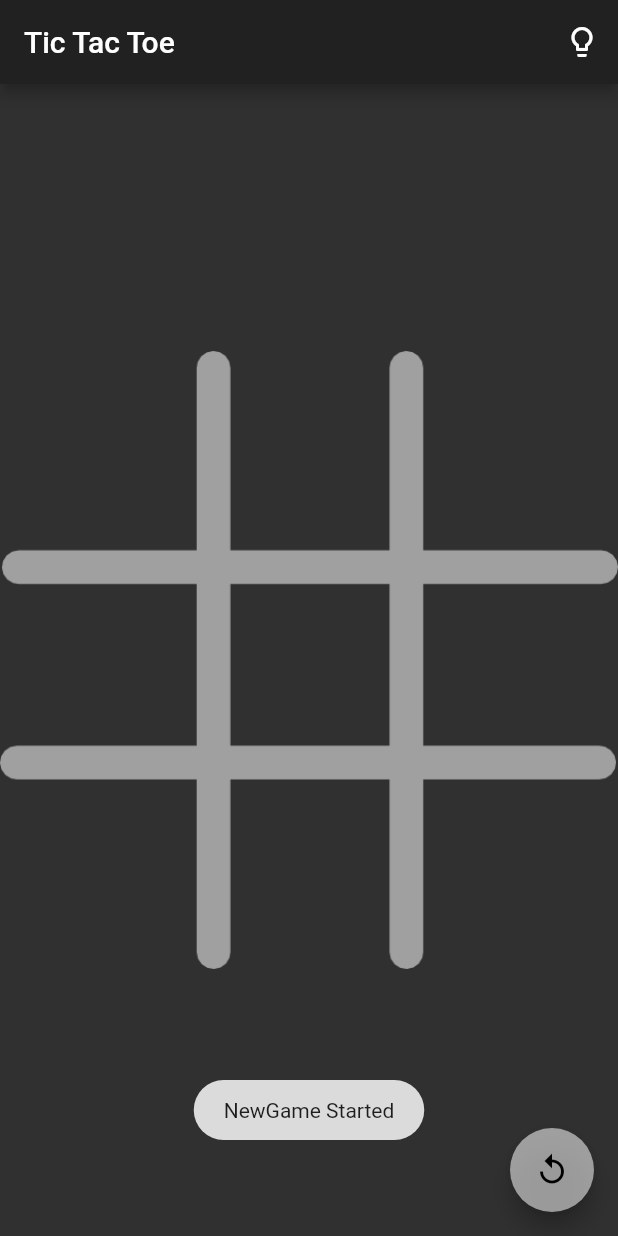
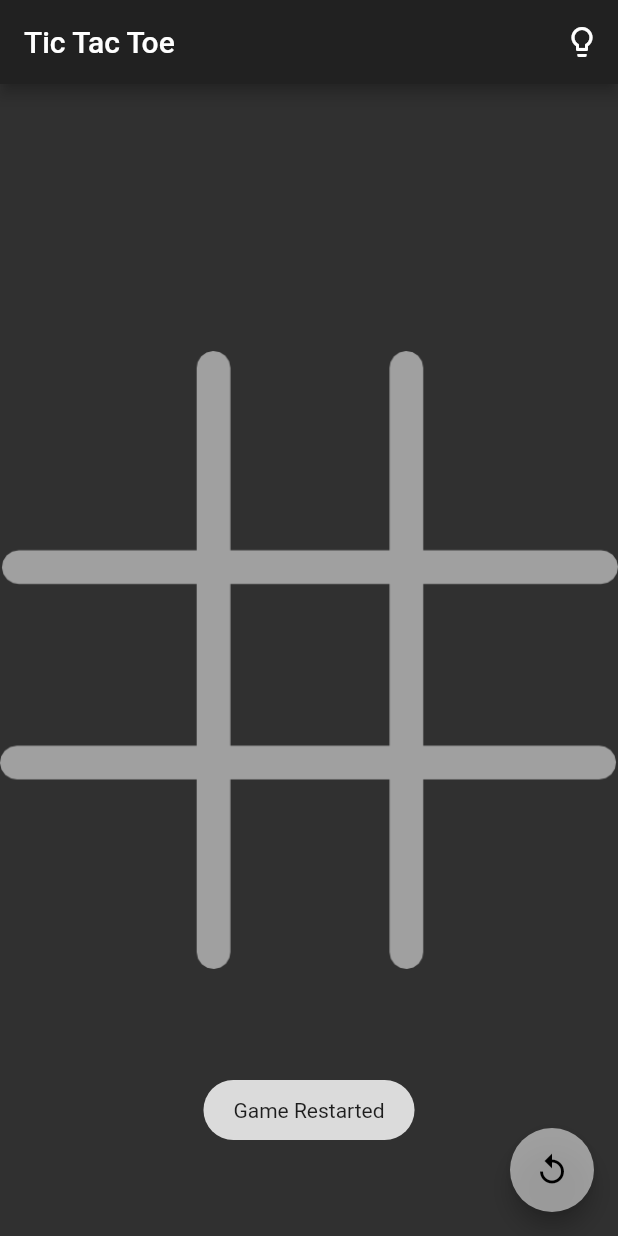
Before and after one commit to abraraltaf92/tic_tac_toe, a Flutter app: the screen it shows after launch, after a tap on the "replay" icon, on a phone screen of 412 x 824 dp. Run offline on Flutter 3.47's test engine with Material 2 defaults, Android fonts, the phone set to English and light mode, and no system bars; our stand-ins replace fluttertoast, shared_preferences.

Commit message:
app icon added , app name, some snackbars

```diff
--- a/lib/main.dart
+++ b/lib/main.dart
@@ -54,7 +54,9 @@ class _MyAppState extends State<MyApp> {
                   });
                 },
                 icon:
-                      Icon(!isDark ? Icons.lightbulb : Icons.lightbulb_outline))
+                    Icon(!isDark ? (Icons.lightbulb) : Icons.lightbulb_outline),
+                color: !isDark ? Colors.yellow : null,
+              )
             ],
           ),
           body: SafeArea(
@@ -74,8 +76,10 @@ class _MyAppState extends State<MyApp> {
               backgroundColor: Colors.white54,
               foregroundColor: Colors.black,
               child: Icon(Icons.replay_outlined),
-            onPressed: _resetGame,
-          ),
+              onPressed: () {
+                _resetGame();
+                _displaySnack(msg: 'Game Restarted');
+              }),
         ),
       );
     });
@@ -176,6 +180,8 @@ class _MyAppState extends State<MyApp> {
                     onPressed: () {
                       _resetGame();
                       Navigator.of(newContext).pop();
+                      _displaySnack(
+                          msg: 'NewGame Started', gravity: ToastGravity.CENTER);
                     },
                     child: Text('New Game'))
               ],
@@ -191,6 +197,8 @@ class _MyAppState extends State<MyApp> {
                     onPressed: () {
                       _resetGame();
                       Navigator.of(newContext).pop();
+                      _displaySnack(
+                          msg: 'NewGame Started', gravity: ToastGravity.CENTER);
                     },
                     child: Text('New Game'))
               ],
@@ -216,6 +224,8 @@ class _MyAppState extends State<MyApp> {
                     onPressed: () {
                       _resetGame();
                       Navigator.of(newContext).pop();
+                      _displaySnack(
+                          msg: 'NewGame Started', gravity: ToastGravity.CENTER);
                     },
                     child: Text('New Game'))
               ],
@@ -232,6 +242,8 @@ class _MyAppState extends State<MyApp> {
                     onPressed: () {
                       _resetGame();
                       Navigator.of(newContext).pop();
+                      _displaySnack(
+                          msg: 'NewGame Started', gravity: ToastGravity.CENTER);
                     },
                     child: Text('New Game'))
               ],
@@ -246,13 +258,12 @@ class _MyAppState extends State<MyApp> {
       _currentState = TileState.CROSS;
       countDraw = 0;
     });
-    _displaySnack();
   }
 
-  void _displaySnack() {
+  void _displaySnack({@required String msg, ToastGravity gravity}) {
     Fluttertoast.showToast(
-      msg: 'NewGame Started',
-      gravity: ToastGravity.BOTTOM,
+      msg: msg,
+      gravity: gravity,
     );
   }
 }
--- a/pubspec.yaml
+++ b/pubspec.yaml
@@ -24,9 +24,15 @@ dependencies:
   flutter:
     sdk: flutter
   cupertino_icons: ^1.0.1
+  flutter_launcher_icons: ^0.8.1
   fluttertoast: ^7.1.6
   provider: ^4.3.3
   shared_preferences: ^0.5.12+4
+
+flutter_icons:
+  android: false
+  ios: true
+  image_path: "images/logo.png"
 
 dev_dependencies:
   flutter_test:
```
Also changed, not shown: images/logo.png (added), pubspec.lock, 27 other files. Lines whose indentation alone changed are shown as unchanged.
